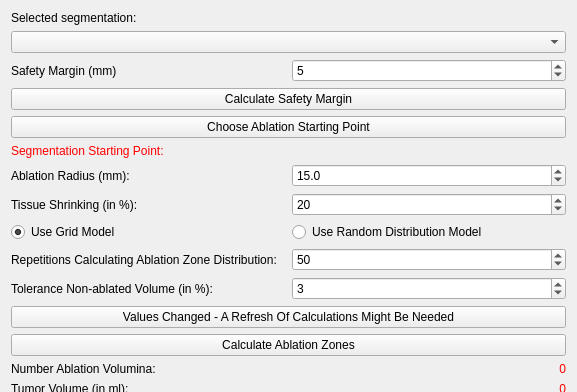
First picture: the form in Plugins/org.mitk.gui.qt.ablationplanning/src/internal/QmitkAblationPlanningViewControls.ui, repository alaansheikhani/MITK, before the edit; both pictures show x 0 to 577 and y 0 to 392 of the 577 by 877 pixel window.
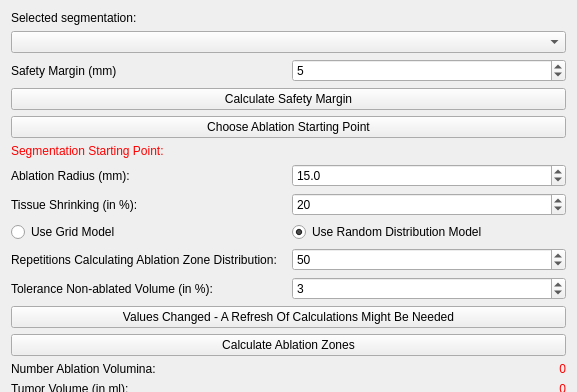
Second picture: the form after the edit. Icons and pictures are not drawn. Custom widgets are drawn as their Qt base class.

Commit message: added initialization at plugin start, changed default selection to random distribution model

The edit to the form file:
```diff
--- a/Plugins/org.mitk.gui.qt.ablationplanning/src/internal/QmitkAblationPlanningViewControls.ui
+++ b/Plugins/org.mitk.gui.qt.ablationplanning/src/internal/QmitkAblationPlanningViewControls.ui
@@ -159,7 +159,7 @@
         <string>Use Grid Model</string>
        </property>
        <property name="checked">
-        <bool>true</bool>
+        <bool>false</bool>
        </property>
       </widget>
      </item>
@@ -168,6 +168,9 @@
        <property name="text">
         <string>Use Random Distribution Model</string>
        </property>
+       <property name="checked">
+        <bool>true</bool>
+       </property>
       </widget>
      </item>
     </layout>
```
The commit also changes 1 other file.
